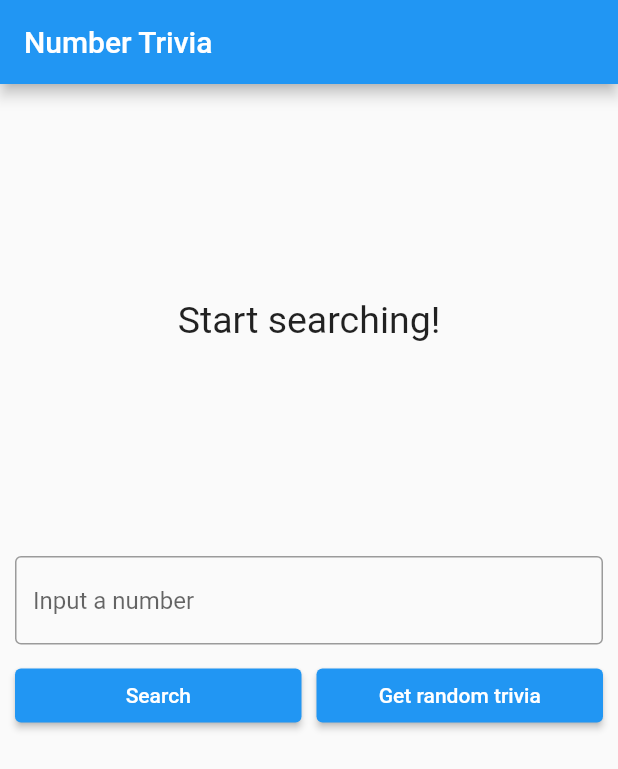
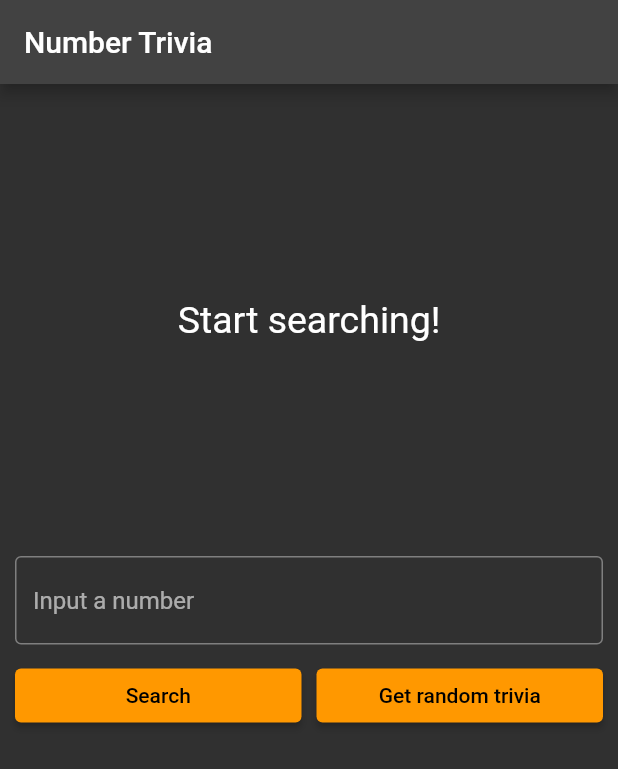
Before and after one commit to lpusz/Number-Trivia, a Flutter app: the screen it shows after launch, on a phone screen of 412 x 824 dp. Shown: the top 769 px of the screen. Run offline on Flutter 3.47's test engine with Material 2 defaults, Android fonts, the phone set to English and light mode, and no system bars; our stand-ins replace dartz, data_connection_checker, dio, equatable, flutter_bloc, get_it and 3 more; generated files the repository leaves out were written again.

Commit message:
Basic UI clean up

```diff
--- a/lib/features/number_trivia/presentation/pages/number_trivia_page.dart
+++ b/lib/features/number_trivia/presentation/pages/number_trivia_page.dart
@@ -10,27 +10,31 @@ class NumberTriviaPage extends StatelessWidget {
 
   @override
   Widget build(BuildContext context) {
+    final bloc = getIt<NumberTriviaBloc>();
+
     return Scaffold(
       resizeToAvoidBottomInset: false,
       appBar: AppBar(
         title: const Text('Number Trivia'),
       ),
-      body: BlocProvider<NumberTriviaBloc>.value(
-        value: getIt<NumberTriviaBloc>(),
-        child: Padding(
-          padding: const EdgeInsets.all(10.0),
-          child: _buildColumn(),
-        ),
+      body: _body(bloc),
+    );
+  }
+
+  BlocProvider<NumberTriviaBloc> _body(NumberTriviaBloc bloc) {
+    return BlocProvider<NumberTriviaBloc>.value(
+      value: bloc,
+      child: Padding(
+        padding: const EdgeInsets.all(10.0),
+        child: _buildList(),
       ),
     );
   }
 
-  Column _buildColumn() {
-    return Column(
+  Widget _buildList() {
+    return ListView(
       children: const [
-        SizedBox(
-          height: 10,
-        ),
+        SizedBox(height: 10),
         TriviaBuilder(),
         SizedBox(height: 20),
         TriviaControls(),
--- a/lib/main.dart
+++ b/lib/main.dart
@@ -14,9 +14,14 @@ class MyApp extends StatelessWidget {
 
   @override
   Widget build(BuildContext context) {
-    return const MaterialApp(
+    return MaterialApp(
       title: 'Number Trivia',
-      home: NumberTriviaPage(),
+      home: const NumberTriviaPage(),
+      theme: ThemeData(
+        brightness: Brightness.dark,
+        primarySwatch: Colors.orange,
+      ),
+      debugShowCheckedModeBanner: false,
     );
   }
 }
```
Also changed, not shown: lib/features/number_trivia/presentation/widgets/trivia_display.dart (+17 -7 lines).
